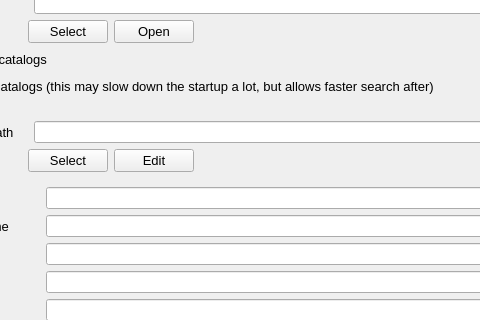
The window that mainwindow.ui (StephaneCouturier/Katalog) describes before a commit, drawn with Qt 5; both pictures show x 418 to 898 and y 126 to 446 of the 1158 by 936 pixel window.
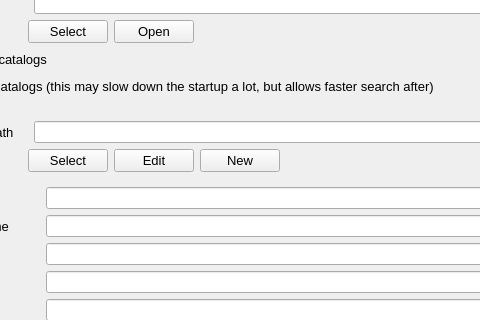
The same window after the commit. The open tabs and pages were chosen to show the change. Icons and pictures are not drawn. Custom widgets are drawn as their Qt base class.

```diff
--- a/mainwindow.ui
+++ b/mainwindow.ui
@@ -7548,6 +7548,26 @@
                       </property>
                      </widget>
                     </item>
+                    <item>
+                     <widget class="QPushButton" name="Settings_pushButton_NewDatabaseFile">
+                      <property name="maximumSize">
+                       <size>
+                        <width>150</width>
+                        <height>16777215</height>
+                       </size>
+                      </property>
+                      <property name="toolTip">
+                       <string>Create a new database file</string>
+                      </property>
+                      <property name="text">
+                       <string>New</string>
+                      </property>
+                      <property name="icon">
+                       <iconset theme="document-open">
+                        <normaloff>.</normaloff>.</iconset>
+                      </property>
+                     </widget>
+                    </item>
                     <item>
                      <spacer name="Settings_horizontalSpacer_2">
                       <property name="orientation">
```
